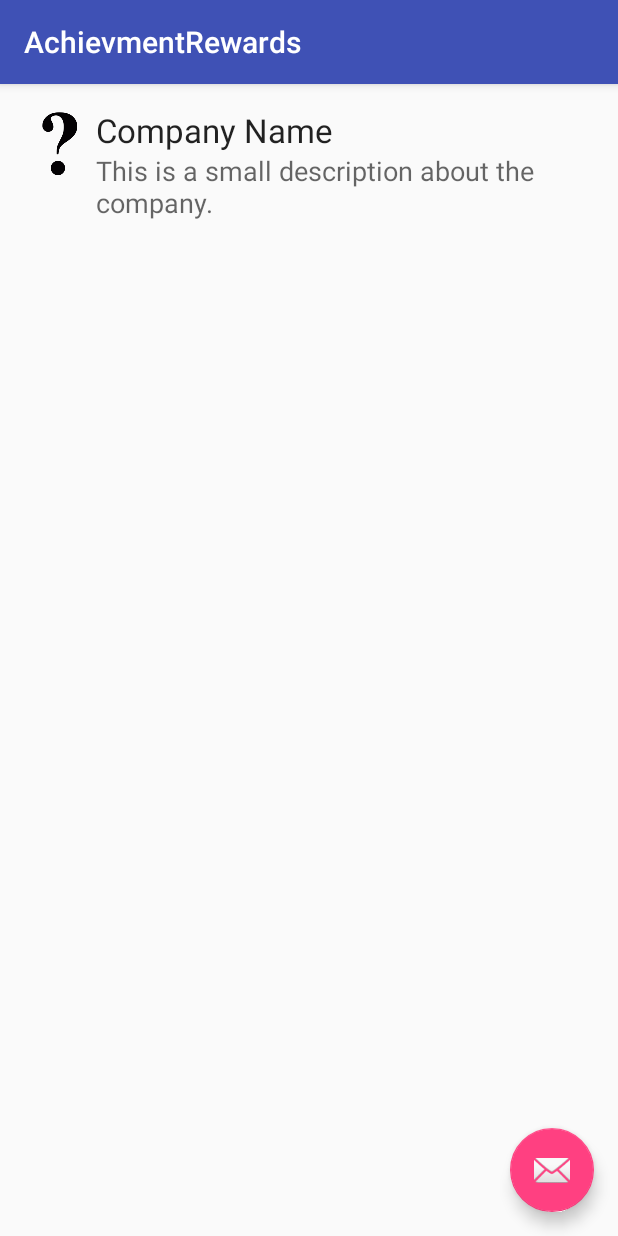
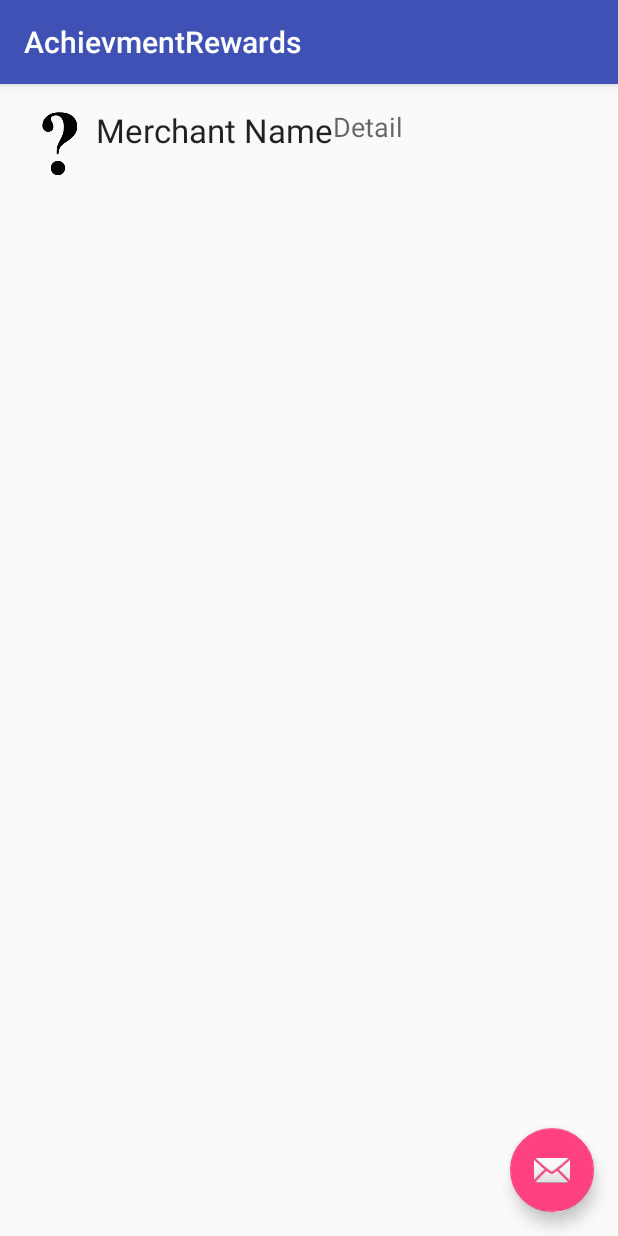
Before and after one commit to afeldman1/AchievementRewards, an Android app: the RewardDetailsActivity screen opened directly, with no data from a screen before it, on a phone screen of 412 x 824 dp. Run offline under Robolectric (Android 15) with nearby library versions, the light colour scheme and no system bars.

Commit message:
Renamed MainActivity->SignInActivity and HomeScreenActivity->AllRewardsScreenActivity, Started migration from CurrentUser class to SharedPreferences storage, Fixed new user loading bug, Added UserAchievement database fetching

```diff
--- a/app/src/main/AndroidManifest.xml
+++ b/app/src/main/AndroidManifest.xml
@@ -15,7 +15,7 @@
             android:value="@string/facebook_app_id" />
 
         <activity
-            android:name=".MainActivity"
+            android:name=".SignInActivity"
             android:label="@string/app_name"
             android:theme="@style/AppTheme.NoActionBar" >
             <intent-filter>
@@ -30,7 +30,7 @@
             android:label="@string/app_name"
             android:theme="@android:style/Theme.Translucent.NoTitleBar" />
         <activity android:name=".RewardDetailsActivity" />
-        <activity android:name=".HomeScreenActivity" >
+        <activity android:name=".AllRewardsActivity" >
 
             <!--
             <intent-filter>
--- a/app/src/main/java/com/applications/achievementRewards/achievementRewardsAndroid/CompositeRewardActivity.java
+++ b/app/src/main/java/com/applications/achievementRewards/achievementRewardsAndroid/CompositeRewardActivity.java
@@ -36,16 +36,16 @@ public class CompositeRewardActivity extends LinearLayout {
     //set the company name at the top
     public void setCompanyName(String text)
     {
-        TextView tx = (TextView) findViewById(R.id.company_text);
+        TextView tx = (TextView) findViewById(R.id.merchant_name);
         tx.setText(text);
     }
 
     public void setDesc(String text)
     {
-        TextView tx = (TextView) findViewById(R.id.company_desc);
+        TextView tx = (TextView) findViewById(R.id.merchant_desc);
         tx.setText(text);
     }
 
-    //Need a set image function as well
+    //Need a set ivMerchantLogo function as well
 
 }
--- a/app/src/main/java/com/applications/achievementRewards/achievementRewardsAndroid/RewardDetailsActivity.java
+++ b/app/src/main/java/com/applications/achievementRewards/achievementRewardsAndroid/RewardDetailsActivity.java
@@ -23,7 +23,7 @@ public class RewardDetailsActivity extends AppCompatActivity {
             @Override
             public void onClick(View v)
             {
-                TextView tv = (TextView)findViewById(R.id.company_desc);
+                TextView tv = (TextView)findViewById(R.id.merchant_desc);
                 tv.setText("HI");
             }
 
--- a/app/src/main/java/com/applications/achievementRewards/achievementRewardsAndroid/MainActivity.java
+++ b/app/src/main/java/com/applications/achievementRewards/achievementRewardsAndroid/SignInActivity.java
@@ -6,12 +6,12 @@ import android.support.v7.widget.Toolbar;
 import android.view.Menu;
 import android.view.MenuItem;
 
-public class MainActivity extends AppCompatActivity {
+public class SignInActivity extends AppCompatActivity {
 
     @Override
     protected void onCreate(Bundle savedInstanceState) {
         super.onCreate(savedInstanceState);
-        setContentView(R.layout.activity_main);
+        setContentView(R.layout.activity_sign_in_screen);
         Toolbar toolbar = (Toolbar) findViewById(R.id.toolbar);
         setSupportActionBar(toolbar);
     }
--- a/app/src/main/res/layout/activity_home_screen.xml
+++ b/app/src/main/res/layout/activity_all_rewards_screen.xml
@@ -4,14 +4,14 @@
     xmlns:app="http://schemas.android.com/apk/res-auto"
     xmlns:tools="http://schemas.android.com/tools" android:layout_width="match_parent"
     android:layout_height="match_parent" android:fitsSystemWindows="true"
-    tools:context=".HomeScreenActivity">
+    tools:context=".AllRewardsActivity">
 
     <android.support.design.widget.AppBarLayout android:layout_height="wrap_content"
         android:layout_width="match_parent" android:theme="@style/AppTheme.AppBarOverlay">
 
     </android.support.design.widget.AppBarLayout>
 
-    <include layout="@layout/content_home_screen" />
+    <include layout="@layout/content_all_rewards_screen" />
 
     <!--<android.support.design.widget.FloatingActionButton android:id="@+id/fab"
         android:layout_width="wrap_content" android:layout_height="wrap_content"
--- a/app/src/main/res/layout/activity_main.xml
+++ b/app/src/main/res/layout/activity_sign_in_screen.xml
@@ -5,7 +5,7 @@
     android:layout_width="match_parent"
     android:layout_height="match_parent"
     android:fitsSystemWindows="true"
-    tools:context="com.applications.achievementRewards.achievementRewardsAndroid.MainActivity">
+    tools:context=".SignInActivity">
 
     <android.support.design.widget.AppBarLayout
         android:layout_width="match_parent"
--- a/app/src/main/res/layout/composite_reward.xml
+++ b/app/src/main/res/layout/composite_reward.xml
@@ -9,36 +9,31 @@
     <ImageView
         android:layout_width="wrap_content"
         android:layout_height="wrap_content"
-        android:id="@+id/company_image"
-        android:contentDescription="company_image"
+        android:contentDescription="merchantLogo"
+        android:id="@+id/merchant_image"
+        android:focusable="false"
         android:src="@mipmap/no_company"
-        android:layout_alignParentLeft="true"
-        android:layout_row="0"
-        android:layout_column="0"
-        android:focusable="false"/>
+        android:layout_centerVertical="true"
+        android:scaleType="fitCenter"/>
 
-    <LinearLayout android:orientation="vertical" android:layout_height="wrap_content"
-        android:layout_width="wrap_content"
-        android:layout_column="1"
-        android:layout_row="0"
-        android:focusable="false">
     <TextView
         android:layout_width="wrap_content"
         android:layout_height="wrap_content"
         android:textAppearance="?android:attr/textAppearanceLarge"
-            android:text="Company Name"
-            android:id="@+id/company_text"
-            android:layout_gravity="left"
+        android:layout_toRightOf="@id/merchant_image"
+        android:text="Merchant Name"
+        android:id="@+id/merchant_name"
         android:focusable="false" />
 
     <TextView
         android:layout_width="wrap_content"
         android:layout_height="wrap_content"
+        android:layout_toRightOf="@id/merchant_image"
         android:textAppearance="?android:attr/textAppearanceMedium"
-            android:text="This is a small description about the company. "
-            android:id="@+id/company_desc"
-            android:layout_gravity="left"
+        android:text="Detail"
+        android:id="@+id/merchant_desc"
+        android:layout_gravity="right"
+        android:layout_alignParentBottom="true"
         android:focusable="false"/>
-    </LinearLayout>
 
 </LinearLayout>
--- a/app/src/main/res/layout/content_main.xml
+++ b/app/src/main/res/layout/content_main.xml
@@ -2,8 +2,8 @@
     xmlns:app="http://schemas.android.com/apk/res-auto"
     xmlns:tools="http://schemas.android.com/tools"
     android:id="@+id/fragment"
-    android:name="com.applications.achievementRewards.achievementRewardsAndroid.MainActivityFragment"
+    android:name="com.applications.achievementRewards.achievementRewardsAndroid.SignInActivityFBFragment"
     android:layout_width="match_parent"
     android:layout_height="match_parent"
     app:layout_behavior="@string/appbar_scrolling_view_behavior"
-    tools:layout="@layout/fragment_main" />
+    tools:layout="@layout/fragment_sign_in" />
--- a/app/src/main/res/layout/fragment_main.xml
+++ b/app/src/main/res/layout/fragment_sign_in.xml
@@ -6,8 +6,8 @@
     android:paddingLeft="@dimen/activity_horizontal_margin"
     android:paddingRight="@dimen/activity_horizontal_margin"
     android:paddingTop="@dimen/activity_vertical_margin"
-    tools:context="com.applications.achievementRewards.achievementRewardsAndroid.MainActivityFragment"
-    tools:showIn="@layout/activity_main">
+    tools:context=".SignInActivityFBFragment"
+    tools:showIn="@layout/activity_sign_in_screen">
 
     <TextView
         android:id="@+id/ha"
--- a/app/src/main/res/menu/menu_main.xml
+++ b/app/src/main/res/menu/menu_main.xml
@@ -1,7 +1,7 @@
 <menu xmlns:android="http://schemas.android.com/apk/res/android"
     xmlns:app="http://schemas.android.com/apk/res-auto"
     xmlns:tools="http://schemas.android.com/tools"
-    tools:context="com.applications.achievementRewards.achievementRewardsAndroid.MainActivity">
+    tools:context=".SignInActivity">
     <item
         android:id="@+id/action_settings"
         android:orderInCategory="100"
```
Also changed, not shown: app/src/main/java/com/applications/achievementRewards/achievementRewardsAndroid/AllRewardsActivity.java (renamed from app/src/main/java/com/applications/achievementRewards/achievementRewardsAndroid/HomeScreenActivity.java, +56 -3 lines), app/src/main/java/com/applications/achievementRewards/achievementRewardsAndroid/SignInActivityFBFragment.java (renamed from app/src/main/java/com/applications/achievementRewards/achievementRewardsAndroid/MainActivityFragment.java, +5 -5 lines), app/src/main/java/com/applications/achievementRewards/achievementRewardsAndroid/databaseTasks/UserAchievements_DatabaseTask.java (added, +52 -0 lines), app/src/main/java/com/applications/achievementRewards/achievementRewardsAndroid/databaseTasks/Users_DatabaseTask.java (+31 -5 lines), app/src/main/java/com/applications/achievementRewards/achievementRewardsAndroid/objects/UserAchievementsModel.java (added, +38 -0 lines), app/src/main/java/toDelete/UserAchievementsCustomAdapter.java (added, +181 -0 lines), app/src/main/res/layout/content_all_rewards_screen.xml (renamed from app/src/main/res/layout/content_home_screen.xml, +9 -2 lines). Lines whose indentation alone changed are shown as unchanged.
